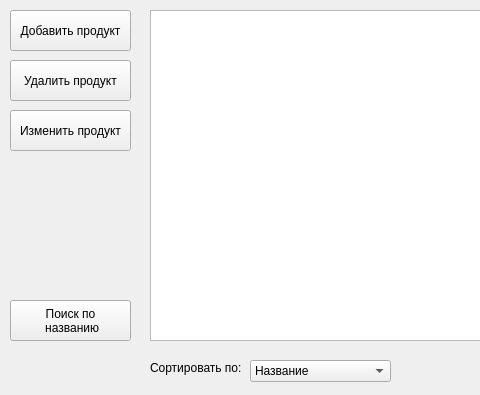
This is src/qt_designs/second_menu/products_menu.ui in GeniusBarsik/it-test as Qt 5 draws it before an edit; both pictures show x 0 to 480 and y 0 to 395 of the 789 by 395 pixel window. The edited form follows.
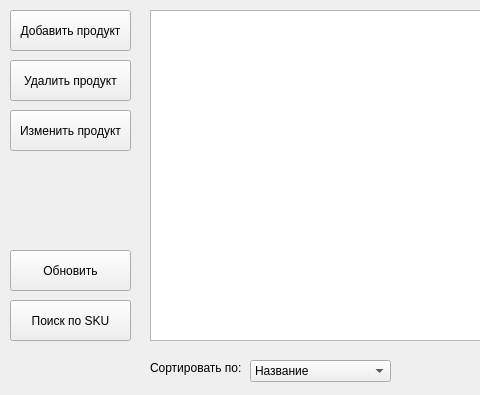
This is the edited form.

Diff of the .ui file:
```diff
--- a/src/qt_designs/second_menu/products_menu.ui
+++ b/src/qt_designs/second_menu/products_menu.ui
@@ -85,8 +85,7 @@
      <string notr="true">font: 10pt &quot;Segoe UI&quot;;</string>
     </property>
     <property name="text">
-     <string>Поиск по
- названию</string>
+     <string>Поиск по SKU</string>
     </property>
    </widget>
    <widget class="QComboBox" name="sort_combo_box">
@@ -127,6 +126,22 @@
      <string>Сортировать по:</string>
     </property>
    </widget>
+   <widget class="QPushButton" name="refresh_button">
+    <property name="geometry">
+     <rect>
+      <x>10</x>
+      <y>250</y>
+      <width>121</width>
+      <height>41</height>
+     </rect>
+    </property>
+    <property name="styleSheet">
+     <string notr="true">font: 10pt &quot;Segoe UI&quot;;</string>
+    </property>
+    <property name="text">
+     <string>Обновить</string>
+    </property>
+   </widget>
   </widget>
  </widget>
  <resources/>
```
